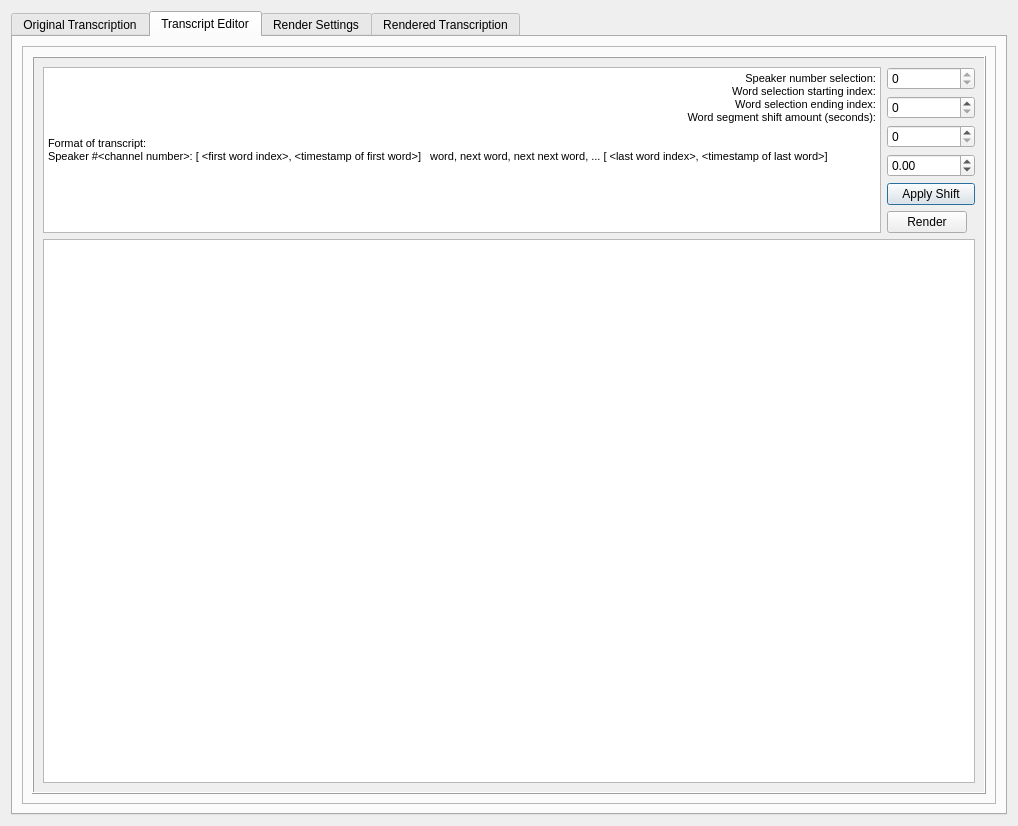
ElliotCouvignou/ECE445, file UserInterface/GUI.ui: the form before one commit.
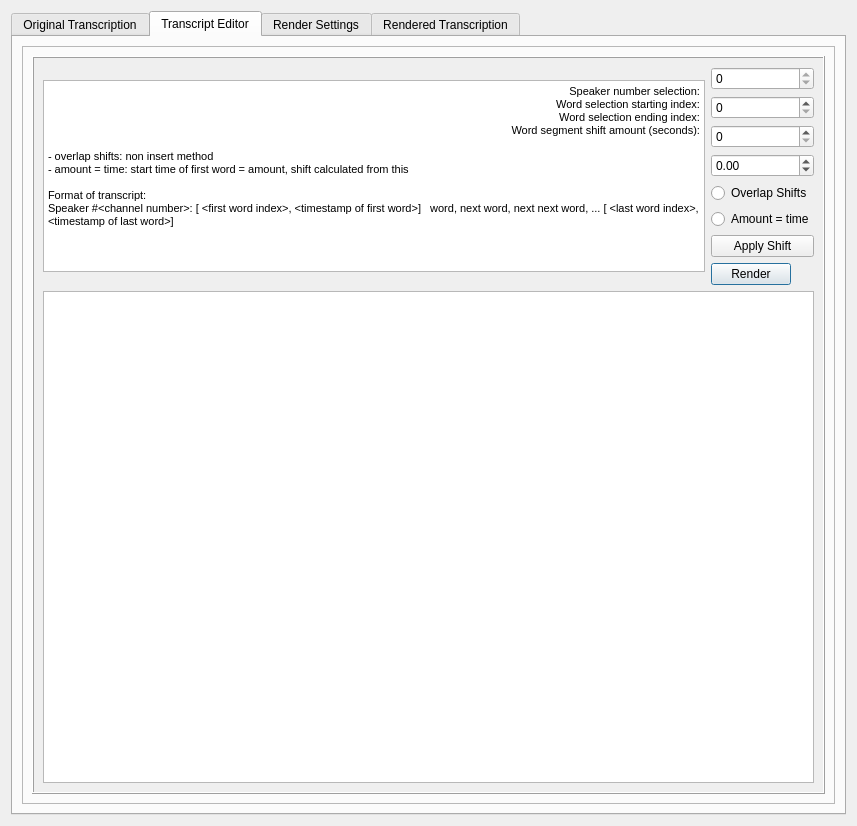
The form after the commit.

```diff
--- a/UserInterface/GUI.ui
+++ b/UserInterface/GUI.ui
@@ -6,7 +6,7 @@
    <rect>
     <x>0</x>
     <y>0</y>
-    <width>1018</width>
+    <width>857</width>
     <height>826</height>
    </rect>
   </property>
@@ -156,13 +156,6 @@
              <enum>QFrame::Raised</enum>
             </property>
             <layout class="QGridLayout" name="gridLayout_7">
-             <item row="0" column="1">
-              <widget class="QSpinBox" name="ChannelSelectBox">
-               <property name="maximum">
-                <number>0</number>
-               </property>
-              </widget>
-             </item>
              <item row="3" column="1">
               <widget class="QDoubleSpinBox" name="WordShiftAmount">
                <property name="sizePolicy">
@@ -179,13 +172,6 @@
                </property>
               </widget>
              </item>
-             <item row="4" column="1">
-              <widget class="QPushButton" name="ApplyShiftButton">
-               <property name="text">
-                <string>Apply Shift</string>
-               </property>
-              </widget>
-             </item>
              <item row="1" column="1">
               <widget class="QSpinBox" name="WordSelectStart">
                <property name="sizePolicy">
@@ -206,23 +192,7 @@
                </property>
               </widget>
              </item>
-             <item row="6" column="0" colspan="2">
-              <widget class="QTextBrowser" name="TranscriptWordBox">
-               <property name="sizePolicy">
-                <sizepolicy hsizetype="Expanding" vsizetype="Minimum">
-                 <horstretch>0</horstretch>
-                 <verstretch>0</verstretch>
-                </sizepolicy>
-               </property>
-               <property name="tabStopDistance">
-                <double>88.000000000000000</double>
-               </property>
-               <property name="placeholderText">
-                <string/>
-               </property>
-              </widget>
-             </item>
-             <item row="5" column="1">
+             <item row="7" column="1">
               <widget class="QPushButton" name="RenderButton">
                <property name="sizePolicy">
                 <sizepolicy hsizetype="Fixed" vsizetype="Fixed">
@@ -247,7 +217,44 @@
                </property>
               </widget>
              </item>
-             <item row="0" column="0" rowspan="6">
+             <item row="8" column="0" colspan="2">
+              <widget class="QTextBrowser" name="TranscriptWordBox">
+               <property name="sizePolicy">
+                <sizepolicy hsizetype="Expanding" vsizetype="Minimum">
+                 <horstretch>0</horstretch>
+                 <verstretch>0</verstretch>
+                </sizepolicy>
+               </property>
+               <property name="tabStopDistance">
+                <double>88.000000000000000</double>
+               </property>
+               <property name="placeholderText">
+                <string/>
+               </property>
+              </widget>
+             </item>
+             <item row="4" column="1">
+              <widget class="QRadioButton" name="DoOverlapButton">
+               <property name="text">
+                <string>Overlap Shifts</string>
+               </property>
+              </widget>
+             </item>
+             <item row="6" column="1">
+              <widget class="QPushButton" name="ApplyShiftButton">
+               <property name="text">
+                <string>Apply Shift</string>
+               </property>
+              </widget>
+             </item>
+             <item row="0" column="1">
+              <widget class="QSpinBox" name="ChannelSelectBox">
+               <property name="maximum">
+                <number>0</number>
+               </property>
+              </widget>
+             </item>
+             <item row="0" column="0" rowspan="8">
               <widget class="QTextBrowser" name="DescriptionBox">
                <property name="sizePolicy">
                 <sizepolicy hsizetype="Minimum" vsizetype="Maximum">
@@ -265,11 +272,21 @@
 &lt;p align=&quot;right&quot; style=&quot; margin-top:0px; margin-bottom:0px; margin-left:0px; margin-right:0px; -qt-block-indent:0; text-indent:0px;&quot;&gt;Word selection ending index:&lt;/p&gt;
 &lt;p align=&quot;right&quot; style=&quot; margin-top:0px; margin-bottom:0px; margin-left:0px; margin-right:0px; -qt-block-indent:0; text-indent:0px;&quot;&gt;Word segment shift amount (seconds):&lt;/p&gt;
 &lt;p style=&quot;-qt-paragraph-type:empty; margin-top:0px; margin-bottom:0px; margin-left:0px; margin-right:0px; -qt-block-indent:0; text-indent:0px;&quot;&gt;&lt;br /&gt;&lt;/p&gt;
+&lt;p style=&quot; margin-top:0px; margin-bottom:0px; margin-left:0px; margin-right:0px; -qt-block-indent:0; text-indent:0px;&quot;&gt;- overlap shifts: non insert method&lt;/p&gt;
+&lt;p style=&quot; margin-top:0px; margin-bottom:0px; margin-left:0px; margin-right:0px; -qt-block-indent:0; text-indent:0px;&quot;&gt;- amount = time: start time of first word = amount, shift calculated from this &lt;/p&gt;
+&lt;p style=&quot;-qt-paragraph-type:empty; margin-top:0px; margin-bottom:0px; margin-left:0px; margin-right:0px; -qt-block-indent:0; text-indent:0px;&quot;&gt;&lt;br /&gt;&lt;/p&gt;
 &lt;p style=&quot; margin-top:0px; margin-bottom:0px; margin-left:0px; margin-right:0px; -qt-block-indent:0; text-indent:0px;&quot;&gt;Format of transcript:&lt;/p&gt;
 &lt;p style=&quot; margin-top:0px; margin-bottom:0px; margin-left:0px; margin-right:0px; -qt-block-indent:0; text-indent:0px;&quot;&gt;Speaker #&amp;lt;channel number&amp;gt;: [ &amp;lt;first word index&amp;gt;, &amp;lt;timestamp of first word&amp;gt;]   word, next word, next next word, ... [ &amp;lt;last word index&amp;gt;, &amp;lt;timestamp of last word&amp;gt;]&lt;/p&gt;&lt;/body&gt;&lt;/html&gt;</string>
                </property>
               </widget>
              </item>
+             <item row="5" column="1">
+              <widget class="QRadioButton" name="ShiftAsTimestampButton">
+               <property name="text">
+                <string>Amount = time</string>
+               </property>
+              </widget>
+             </item>
             </layout>
            </widget>
           </item>
```
